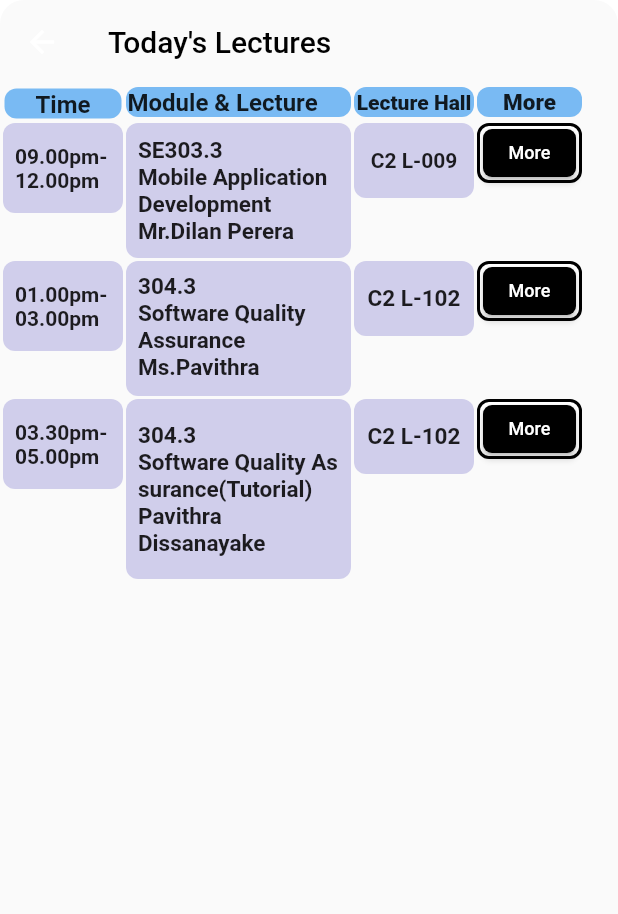
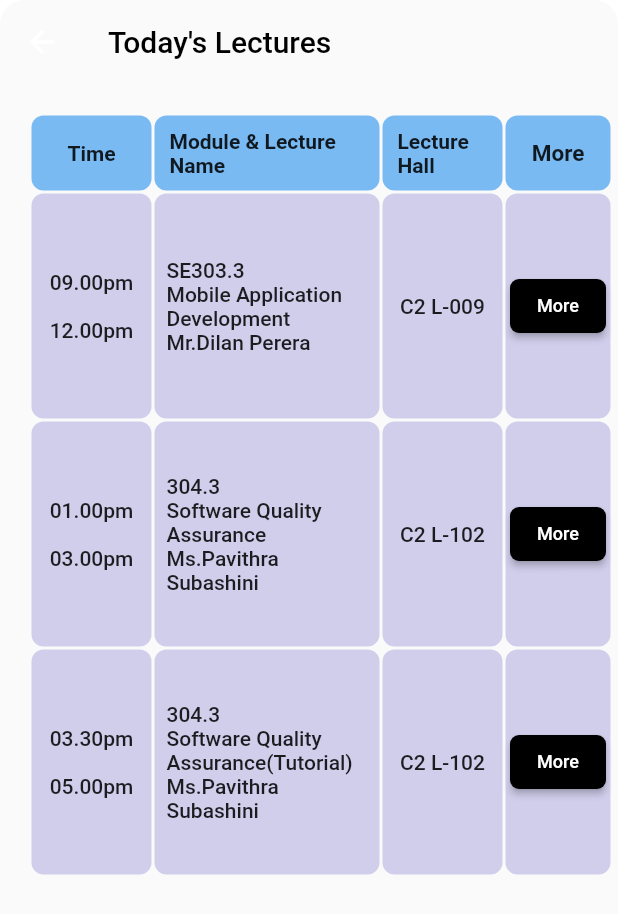
Before and after one commit to akashgamage/iNfo-Mobile-Application-Frontend, a Flutter app: the TableExampleScreen screen opened directly, on a phone screen of 412 x 824 dp. Shown: the top 914 px of the screen. Run offline on Flutter 3.47's test engine with Material 2 defaults, Android fonts, the phone set to English and light mode, and no system bars; our stand-ins replace carousel_slider, device_preview.

Commit message:
TimeTable

```diff
--- a/lib/pages/time_table.dart.dart
+++ b/lib/pages/time_table.dart.dart
@@ -17,18 +17,19 @@ class TableExampleScreen extends StatelessWidget {
           backgroundColor: Colors.transparent,
           elevation: 0,
         ),
-        body:  TableExample(),
+        body: TableExample(),
       ),
     );
   }
 }
+
 class TableExample extends StatelessWidget {
   const TableExample({Key? key});
 
   @override
   Widget build(BuildContext context) {
     return Padding(
-      padding: const EdgeInsets.all(1.0),
+      padding: const EdgeInsets.all(20.0),
       child: Table(
         defaultColumnWidth: const IntrinsicColumnWidth(),
         children: [
@@ -36,18 +37,58 @@ class TableExample extends StatelessWidget {
             children: [
               TableCell(
                 child: Padding(
-                  padding: const EdgeInsets.all(2.0),
+                  padding: const EdgeInsets.all(1.0),
                   child: Container(
                       decoration: BoxDecoration(
                         color: Color.fromARGB(255, 121, 186, 243),
                         borderRadius: BorderRadius.circular(8.0),
                       ),
                       width: 70.0,
-                    height: 20.0,
-                    child: const Center(child: Padding(
-                      padding: EdgeInsets.all(1.0),
-                      child: Text('Time',style: TextStyle(fontSize: 16,fontWeight: FontWeight.bold)),
-                    ) ),
+                      height: 50.0,
+                      child: const Center(
+                        child: Text('Time',
+                            style: TextStyle(
+                                fontSize: 14, fontWeight: FontWeight.bold)),
+                      )),
+                ),
+              ),
+              TableCell(
+                child: Padding(
+                  padding: const EdgeInsets.all(1.0),
+                  child: Container(
+                      decoration: BoxDecoration(
+                        color: Color.fromARGB(255, 121, 186, 243),
+                        borderRadius: BorderRadius.circular(8.0),
+                      ),
+                      width: 150.0,
+                      height: 50.0,
+                      child: const Center(
+                        child: Padding(
+                          padding: EdgeInsets.symmetric(horizontal: 10.0),
+                          child: Text('Module & Lecture Name',
+                              style: TextStyle(
+                                  fontSize: 14, fontWeight: FontWeight.bold)),
+                        ),
+                      )),
+                ),
+              ),
+              TableCell(
+                child: Padding(
+                  padding: const EdgeInsets.all(1.0),
+                  child: Container(
+                    decoration: BoxDecoration(
+                      color: Color.fromARGB(255, 121, 186, 243),
+                      borderRadius: BorderRadius.circular(8.0),
+                    ),
+                    width: 80.0,
+                    height: 50.0,
+                    child: const Center(
+                        child: Padding(
+                      padding: EdgeInsets.symmetric(horizontal: 10.0),
+                      child: Text('Lecture Hall',
+                          style: TextStyle(
+                              fontSize: 14, fontWeight: FontWeight.bold)),
+                    )),
                   ),
                 ),
               ),
@@ -59,47 +100,13 @@ class TableExample extends StatelessWidget {
                         color: Color.fromARGB(255, 121, 186, 243),
                         borderRadius: BorderRadius.circular(8.0),
                       ),
-                    width: 150.0,
-                    height: 20.0,
-                    child: const Center(child: Padding(
-                      padding: EdgeInsets.all(1.0),
-                      child: Text('Module & Lecture Name',style: TextStyle(fontSize: 16,fontWeight: FontWeight.bold)),
+                      width: 40.0,
+                      height: 50.0,
+                      child: const Center(
+                        child: Text('More',
+                            style: TextStyle(
+                                fontSize: 15, fontWeight: FontWeight.bold)),
                       )),
-                  ),
-                ),
-              ),
-              TableCell(
-                child: Padding(
-                  padding: const EdgeInsets.all(1.0),
-                  child: Container(
-                    decoration: BoxDecoration(
-                      color:Color.fromARGB(255, 121, 186, 243) ,
-                      borderRadius: BorderRadius.circular(8.0),
-                    ),
-                    width: 80.0,
-                    height: 20.0,
-                    child: const Center(child: Padding(
-                      padding: EdgeInsets.all(1.0),
-                      child: Text('Lecture Hall',style: TextStyle(fontSize: 14,fontWeight: FontWeight.w900)),
-                    )),
-                  ),
-                ),
-              ),
-              TableCell(
-                child: Padding(
-                  padding: const EdgeInsets.all(1.0),
-                  child: Container(
-                    decoration: BoxDecoration(
-                      color:Color.fromARGB(255, 121, 186, 243),
-                      borderRadius: BorderRadius.circular(8.0),
-                    ),
-                    width: 40.0,
-                    height: 20.0,
-                    child: const Center(child: Padding(
-                      padding: EdgeInsets.all(1.0),
-                      child: Text('More',style: TextStyle(fontSize: 15,fontWeight: FontWeight.w900)),
-                    )),
-                  ),
                 ),
               ),
             ],
@@ -115,12 +122,12 @@ class TableExample extends StatelessWidget {
                         borderRadius: BorderRadius.circular(8.0),
                       ),
                       width: 80.0,
-                    height: 60.0,
-                    child: const Center(child: Padding(
-                      padding: EdgeInsets.all(8.0),
-                      child: Text('09.00pm-12.00pm',style: TextStyle(fontSize: 14,fontWeight: FontWeight.w700)),
+                      height: 150.0,
+                      child: const Center(
+                        child: Text('09.00pm\n\n12.00pm',
+                            style: TextStyle(
+                                fontSize: 14, fontWeight: FontWeight.w500)),
                       )),
-                  ),
                 ),
               ),
               TableCell(
@@ -132,10 +139,14 @@ class TableExample extends StatelessWidget {
                       borderRadius: BorderRadius.circular(8.0),
                     ),
                     width: 120.0,
-                    height: 90.0,
-                    child: const Center(child: Padding(
+                    height: 150.0,
+                    child: const Center(
+                        child: Padding(
                       padding: EdgeInsets.all(8.0),
-                      child: Text('SE303.3                        Mobile Application Development   Mr.Dilan Perera',style: TextStyle(fontSize: 15,fontWeight: FontWeight.w700)),
+                      child: Text(
+                          'SE303.3\nMobile Application Development\nMr.Dilan Perera',
+                          style: TextStyle(
+                              fontSize: 14, fontWeight: FontWeight.w500)),
                     )),
                   ),
                 ),
@@ -149,10 +160,13 @@ class TableExample extends StatelessWidget {
                       borderRadius: BorderRadius.circular(8.0),
                     ),
                     width: 60.0,
-                    height: 50.0,
-                    child: const Center(child: Padding(
+                    height: 150.0,
+                    child: const Center(
+                        child: Padding(
                       padding: EdgeInsets.all(8.0),
-                      child: Text('C2 L-009',style: TextStyle(fontSize: 14,fontWeight: FontWeight.w700)),
+                      child: Text('C2 L-009',
+                          style: TextStyle(
+                              fontSize: 14, fontWeight: FontWeight.w500)),
                     )),
                   ),
                 ),
@@ -162,22 +176,18 @@ class TableExample extends StatelessWidget {
                   padding: const EdgeInsets.all(1.0),
                   child: Container(
                     decoration: BoxDecoration(
-                      color: Colors.transparent,
+                      color: Color.fromARGB(255, 208, 206, 235),
                       borderRadius: BorderRadius.circular(8.0),
-                      border: Border.all(color: Colors.black, width: 2.0),
                     ),
                     width: 70.0,
-                    height: 40.0,
+                    height: 150.0,
                     child: Center(
                       child: Container(
                         decoration: BoxDecoration(
                           borderRadius: BorderRadius.circular(8.0),
-                          border: Border.all(color: Colors.white, width: 2.0),
                         ),
                         child: ElevatedButton(
-                          onPressed: () {
-
-                          },
+                          onPressed: () {},
                           style: ElevatedButton.styleFrom(
                             backgroundColor: Colors.black,
                             shape: RoundedRectangleBorder(
@@ -186,7 +196,8 @@ class TableExample extends StatelessWidget {
                           ),
                           child: Padding(
                             padding: const EdgeInsets.all(0.0),
-                            child: const Text('More',style: TextStyle(fontSize: 12)),
+                            child: const Text('More',
+                                style: TextStyle(fontSize: 12)),
                           ),
                         ),
                       ),
@@ -207,12 +218,12 @@ class TableExample extends StatelessWidget {
                         borderRadius: BorderRadius.circular(8.0),
                       ),
                       width: 80.0,
-                    height: 60.0,
-                    child: const Center(child: Padding(
-                      padding: EdgeInsets.all(8.0),
-                      child: Text('01.00pm-03.00pm',style: TextStyle(fontSize: 14,fontWeight: FontWeight.w700)),
+                      height: 150.0,
+                      child: const Center(
+                        child: Text('01.00pm\n\n03.00pm',
+                            style: TextStyle(
+                                fontSize: 14, fontWeight: FontWeight.w500)),
                       )),
-                  ),
                 ),
               ),
               TableCell(
@@ -224,10 +235,14 @@ class TableExample extends StatelessWidget {
                       borderRadius: BorderRadius.circular(8.0),
                     ),
                     width: 150.0,
-                    height: 90.0,
-                    child: const Center(child: Padding(
+                    height: 150.0,
+                    child: const Center(
+                        child: Padding(
                       padding: EdgeInsets.all(8.0),
-                      child: Text('304.3              Software Quality Assurance Ms.Pavithra Subashini',style: TextStyle(fontSize: 15,fontWeight: FontWeight.w700)),
+                      child: Text(
+                          '304.3\nSoftware Quality Assurance\nMs.Pavithra Subashini',
+                          style: TextStyle(
+                              fontSize: 14, fontWeight: FontWeight.w500)),
                     )),
                   ),
                 ),
@@ -241,12 +256,12 @@ class TableExample extends StatelessWidget {
                         borderRadius: BorderRadius.circular(8.0),
                       ),
                       width: 60.0,
-                    height: 50.0,
-                    child: const Center(child: Padding(
-                      padding: EdgeInsets.all(8.0),
-                      child: Text('C2 L-102',style: TextStyle(fontSize: 15,fontWeight: FontWeight.w700)),
+                      height: 150.0,
+                      child: const Center(
+                        child: Text('C2 L-102',
+                            style: TextStyle(
+                                fontSize: 14, fontWeight: FontWeight.w500)),
                       )),
-                  ),
                 ),
               ),
               TableCell(
@@ -254,22 +269,18 @@ class TableExample extends StatelessWidget {
                   padding: const EdgeInsets.all(1.0),
                   child: Container(
                     decoration: BoxDecoration(
-                      color: Colors.transparent,
+                      color: Color.fromARGB(255, 208, 206, 235),
                       borderRadius: BorderRadius.circular(8.0),
-                      border: Border.all(color: Colors.black, width: 2.0),
                     ),
                     width: 50.0,
-                    height: 40.0,
+                    height: 150.0,
                     child: Center(
                       child: Container(
                         decoration: BoxDecoration(
                           borderRadius: BorderRadius.circular(8.0),
-                          border: Border.all(color: Colors.white, width: 2.0),
                         ),
                         child: ElevatedButton(
-                          onPressed: () {
-
-                          },
+                          onPressed: () {},
                           style: ElevatedButton.styleFrom(
                             backgroundColor: Colors.black,
                             shape: RoundedRectangleBorder(
@@ -278,7 +289,8 @@ class TableExample extends StatelessWidget {
                           ),
                           child: Padding(
                             padding: const EdgeInsets.all(0.0),
-                            child: const Text('More',style: TextStyle(fontSize: 12)),
+                            child: const Text('More',
+                                style: TextStyle(fontSize: 12)),
                           ),
                         ),
                       ),
@@ -299,10 +311,13 @@ class TableExample extends StatelessWidget {
                       borderRadius: BorderRadius.circular(8.0),
                     ),
                     width: 80.0,
-                    height: 60.0,
-                    child: const Center(child: Padding(
+                    height: 150.0,
+                    child: const Center(
+                        child: Padding(
                       padding: EdgeInsets.all(8.0),
-                      child: Text('03.30pm-05.00pm',style: TextStyle(fontSize: 14,fontWeight: FontWeight.w700)),
+                      child: Text('03.30pm\n\n05.00pm',
+                          style: TextStyle(
+                              fontSize: 14, fontWeight: FontWeight.w500)),
                     )),
                   ),
                 ),
@@ -316,10 +331,14 @@ class TableExample extends StatelessWidget {
                       borderRadius: BorderRadius.circular(8.0),
                     ),
                     width: 80.0,
-                    height: 120.0,
-                    child: const Center(child: Padding(
+                    height: 150.0,
+                    child: const Center(
+                        child: Padding(
                       padding: EdgeInsets.all(8.0),
-                      child: Text('304.3              Software Quality Assurance(Tutorial) Pavithra Dissanayake',style: TextStyle(fontSize: 15,fontWeight: FontWeight.w700)),
+                      child: Text(
+                          '304.3\nSoftware Quality Assurance(Tutorial)\nMs.Pavithra Subashini',
+                          style: TextStyle(
+                              fontSize: 14, fontWeight: FontWeight.w500)),
                     )),
                   ),
                 ),
@@ -333,10 +352,13 @@ class TableExample extends StatelessWidget {
                       borderRadius: BorderRadius.circular(8.0),
                     ),
                     width: 60.0,
-                    height: 50.0,
-                    child: const Center(child: Padding(
+                    height: 150.0,
+                    child: const Center(
+                        child: Padding(
                       padding: EdgeInsets.all(8.0),
-                      child: Text('C2 L-102',style: TextStyle(fontSize: 15,fontWeight: FontWeight.w700)),
+                      child: Text('C2 L-102',
+                          style: TextStyle(
+                              fontSize: 14, fontWeight: FontWeight.w500)),
                     )),
                   ),
                 ),
@@ -346,22 +368,18 @@ class TableExample extends StatelessWidget {
                   padding: const EdgeInsets.all(1.0),
                   child: Container(
                     decoration: BoxDecoration(
-                      color: Colors.transparent,
+                      color: Color.fromARGB(255, 208, 206, 235),
                       borderRadius: BorderRadius.circular(8.0),
-                      border: Border.all(color: Colors.black, width: 2.0),
                     ),
                     width: 40.0,
-                    height: 40.0,
+                    height: 150.0,
                     child: Center(
                       child: Container(
                         decoration: BoxDecoration(
                           borderRadius: BorderRadius.circular(8.0),
-                          border: Border.all(color: Colors.white, width: 2.0),
                         ),
                         child: ElevatedButton(
-                          onPressed: () {
-
-                          },
+                          onPressed: () {},
                           style: ElevatedButton.styleFrom(
                             backgroundColor: Colors.black,
                             shape: RoundedRectangleBorder(
@@ -370,7 +388,8 @@ class TableExample extends StatelessWidget {
                           ),
                           child: Padding(
                             padding: const EdgeInsets.all(0.0),
-                            child: const Text('More',style: TextStyle(fontSize: 12)),
+                            child: const Text('More',
+                                style: TextStyle(fontSize: 12)),
                           ),
                         ),
                       ),
@@ -380,7 +399,6 @@ class TableExample extends StatelessWidget {
               ),
             ],
           ),
-
         ],
       ),
     );
```
Lines whose indentation alone changed are shown as unchanged.
